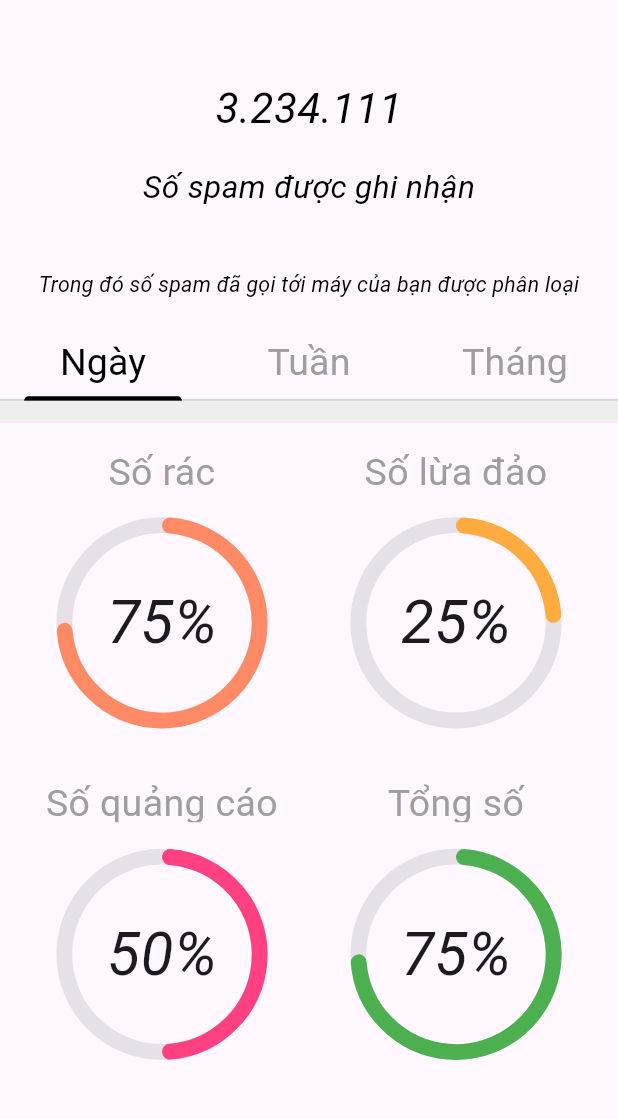
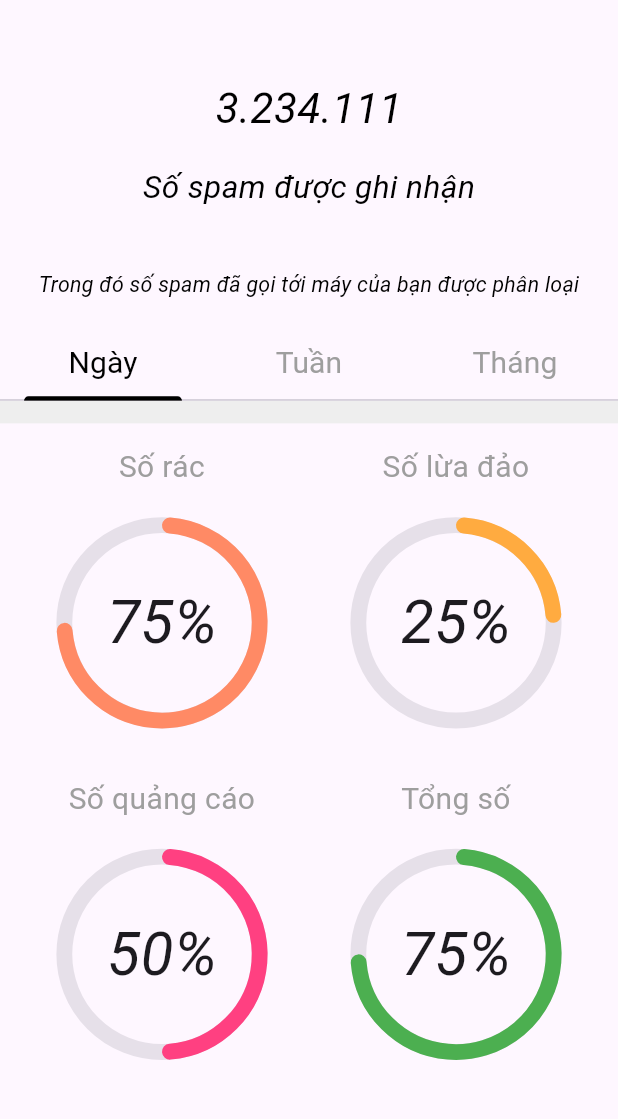
Before and after one commit to ngthanhtra165/SecuCalls, a Flutter app: the DashboardScreen screen opened by its route, on a phone screen of 412 x 824 dp, the part 62-1181 px from its top. Run offline on Flutter 3.47's test engine with Material 3 defaults, Android fonts, the light colour scheme and no system bars; drawn by our look-alikes of syncfusion_flutter_gauges; our stand-ins replace flutter_screenutil, syncfusion_flutter_charts; Roboto replaces fonts that are missing (ABeeZee).

Commit message:
fix fontsize too large

```diff
--- a/lib/common/radial_chart.dart
+++ b/lib/common/radial_chart.dart
@@ -24,7 +24,7 @@ class RadialChart extends StatelessWidget {
           width: _width,
           height: 30,
           child: Text(label, style: TextStyle(
-            fontSize: 25,
+            fontSize: 20,
             color: Colors.grey.shade500
           ), textAlign: TextAlign.center),
         ),
--- a/lib/screen/dashboard/dashboard_screen.dart
+++ b/lib/screen/dashboard/dashboard_screen.dart
@@ -167,7 +167,7 @@ class _DashboardScreenState extends State<DashboardScreen>
                     child: SizedBox(
                       width: MediaQuery.of(context).size.width / 3,
                       child: const Text(text_day, textAlign: TextAlign.center, style: TextStyle(
-                          fontSize: 25,
+                          fontSize: 20,
                           fontWeight: FontWeight.normal,
                           fontFamily: "ABeeZee"
                       ),),
@@ -177,7 +177,7 @@ class _DashboardScreenState extends State<DashboardScreen>
                     child: SizedBox(
                       width: MediaQuery.of(context).size.width / 3,
                       child: const Text(text_week, textAlign: TextAlign.center, style: TextStyle(
-                          fontSize: 25,
+                          fontSize: 20,
                           fontWeight: FontWeight.normal,
                           fontFamily: "ABeeZee"
                       ),),
@@ -187,7 +187,7 @@ class _DashboardScreenState extends State<DashboardScreen>
                     child: SizedBox(
                       width: MediaQuery.of(context).size.width / 3,
                       child: const Text(text_month, textAlign: TextAlign.center, style: TextStyle(
-                          fontSize: 25,
+                          fontSize: 20,
                           fontWeight: FontWeight.normal,
                           fontFamily: "ABeeZee"
                       ),),
@@ -258,7 +258,7 @@ class DashboardPanel extends StatelessWidget {
             mainAxisAlignment: MainAxisAlignment.spaceBetween,
             children: [
               RadialChart(
-                  label: "Số quảng cáo", value: _adsNumber, color: Colors.pinkAccent),
+                  label: text_soquangcao, value: _adsNumber, color: Colors.pinkAccent),
               RadialChart(label: "Tổng số", value: _totalNumber, color: Colors.green)
             ],
           )
```
